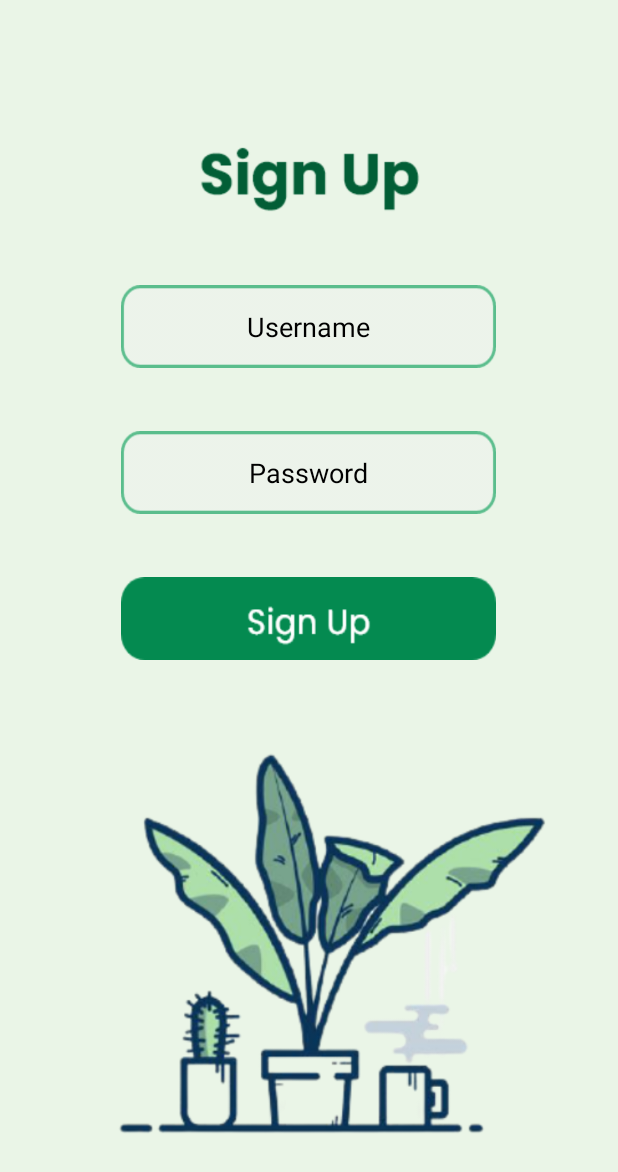
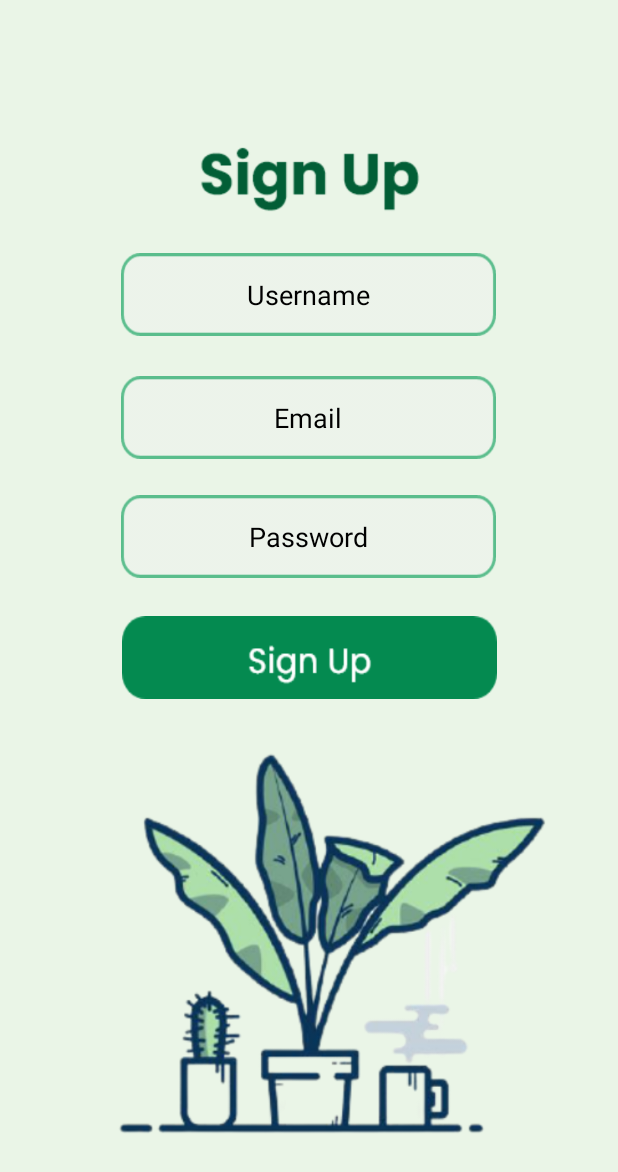
Before and after one commit to tiffanyteh/Evergreen_app, an Android app: the screen it shows after launch (signup), after a tap on an icon or button, on a phone screen of 412 x 824 dp. Shown: the top 1172 px of the screen. Run offline under Robolectric (Android 15) with nearby library versions, the phone set to English and light mode, and no system bars; our stand-ins replace Firebase (no records; nobody signed in at launch, a user with empty details on screens opened directly).

Commit message:
Edit Code After Implement Firebase Authentication

```diff
--- a/app/build.gradle
+++ b/app/build.gradle
@@ -45,6 +45,7 @@ dependencies {
     implementation 'com.braintreepayments:card-form:3.1.1'
     implementation 'com.craftman.cardform:cardform:0.0.2'
     implementation 'com.squareup.picasso:picasso:2.71828'
+    implementation 'com.google.firebase:firebase-auth:21.0.1'
 
 }
 
--- a/app/src/main/res/layout/activity_login.xml
+++ b/app/src/main/res/layout/activity_login.xml
@@ -12,7 +12,7 @@
         android:layout_width="250dp"
         android:layout_height="55dp"
         android:background="@drawable/edit"
-        android:hint="Username"
+        android:hint="Email"
         android:text=""
         android:textAlignment="center"
         android:textColor="#000000"
--- a/app/src/main/res/layout/activity_signup.xml
+++ b/app/src/main/res/layout/activity_signup.xml
@@ -22,15 +22,15 @@
         app:layout_constraintHorizontal_bias="0.496"
         app:layout_constraintStart_toStartOf="parent"
         app:layout_constraintTop_toTopOf="parent"
-        app:layout_constraintVertical_bias="0.247" />
+        app:layout_constraintVertical_bias="0.219" />
 
     <EditText
-        android:inputType="textPassword"
-        android:id="@+id/password1"
+        android:id="@+id/email1"
         android:layout_width="250dp"
         android:layout_height="55dp"
+        android:layout_marginTop="8dp"
         android:background="@drawable/edit"
-        android:hint="Password"
+        android:hint="Email"
         android:text=""
         android:textAlignment="center"
         android:textColor="#000000"
@@ -39,20 +39,39 @@
         app:layout_constraintEnd_toEndOf="parent"
         app:layout_constraintHorizontal_bias="0.496"
         app:layout_constraintStart_toStartOf="parent"
-        app:layout_constraintTop_toTopOf="parent"
-        app:layout_constraintVertical_bias="0.374" />
+        app:layout_constraintTop_toBottomOf="@+id/username1"
+        app:layout_constraintVertical_bias="0.035" />
+
+    <EditText
+        android:id="@+id/password1"
+        android:layout_width="250dp"
+        android:layout_height="55dp"
+        android:layout_marginTop="8dp"
+        android:background="@drawable/edit"
+        android:hint="Password"
+        android:inputType="textPassword"
+        android:text=""
+        android:textAlignment="center"
+        android:textColor="#000000"
+        android:textColorHint="#000000"
+        app:layout_constraintBottom_toBottomOf="parent"
+        app:layout_constraintEnd_toEndOf="parent"
+        app:layout_constraintTop_toBottomOf="@+id/email1"
+        app:layout_constraintHorizontal_bias="0.496"
+        app:layout_constraintVertical_bias="0.035"
+        app:layout_constraintStart_toStartOf="parent" />
 
     <ImageButton
         android:id="@+id/signupbtn1"
         android:layout_width="250dp"
         android:layout_height="55dp"
+        android:layout_marginTop="8dp"
         android:background="@drawable/signupbtn"
         app:layout_constraintBottom_toBottomOf="parent"
         app:layout_constraintEnd_toEndOf="parent"
-        app:layout_constraintHorizontal_bias="0.496"
         app:layout_constraintStart_toStartOf="parent"
-        app:layout_constraintTop_toTopOf="parent"
-        />
+        app:layout_constraintTop_toBottomOf="@+id/password1"
+        app:layout_constraintVertical_bias="0.046" />
 
 
 </androidx.constraintlayout.widget.ConstraintLayout>
```
Also changed, not shown: app/src/main/java/com/example/myapplication/Cart.java (+6 -1 lines), app/src/main/java/com/example/myapplication/editProfile.java (+15 -27 lines), app/src/main/java/com/example/myapplication/home.java (+7 -2 lines), app/src/main/java/com/example/myapplication/login.java (+46 -21 lines), app/src/main/java/com/example/myapplication/profile.java (+9 -3 lines), app/src/main/java/com/example/myapplication/signup.java (+55 -11 lines), app/src/main/res/layout/activity_edit_profile.xml (+7 -24 lines).
